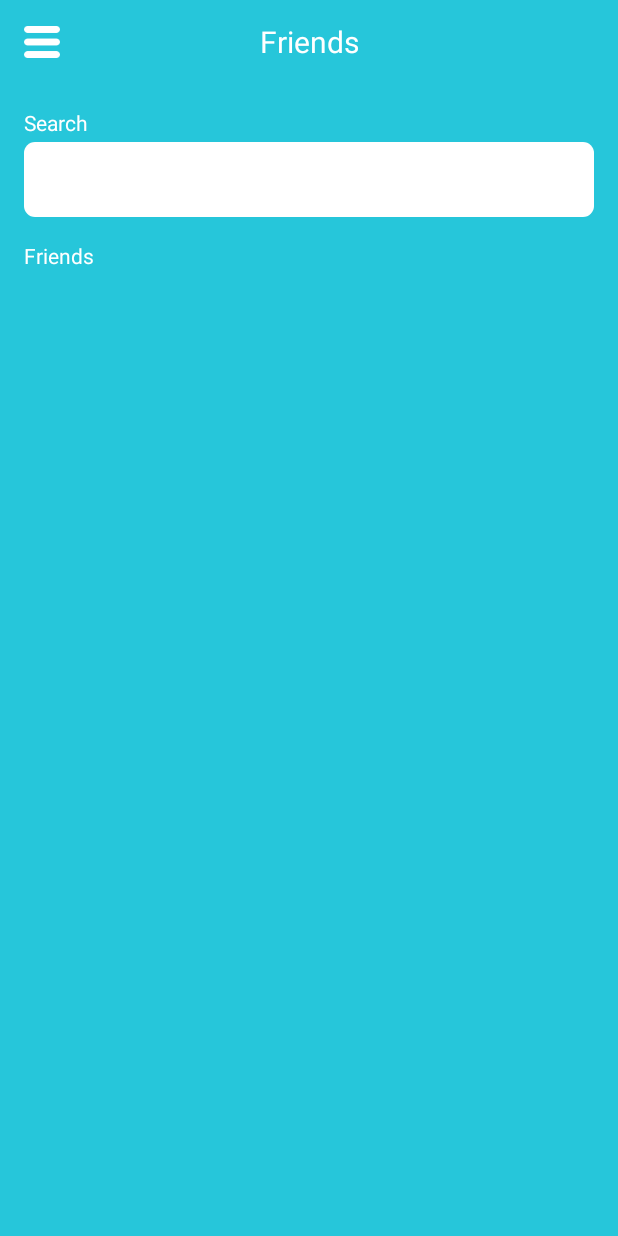
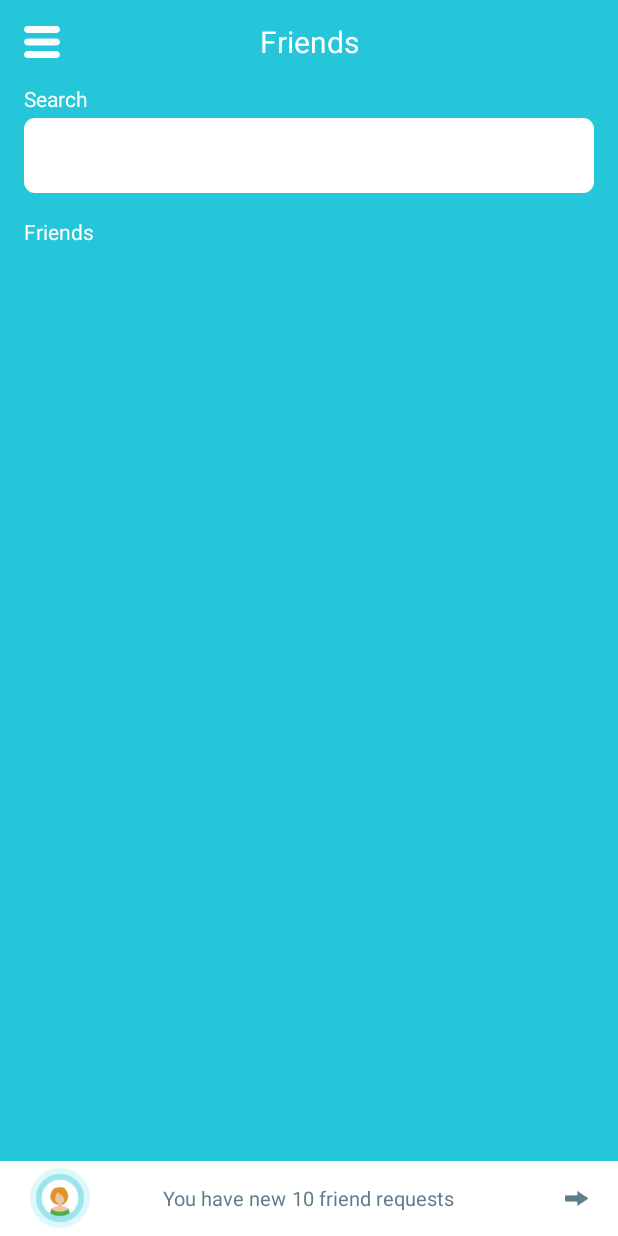
Before and after one commit to taveratch/joinpa-android, an Android app: the fragment FriendFragment shown on its own in the app's theme, on a phone screen of 412 x 824 dp. Run offline under Robolectric (Android 15) with nearby library versions, the light colour scheme and no system bars; our stand-ins replace ButterKnife; 5 statements that could not run were skipped.

Commit message:
[#119977243] Added bottom layout for notify when user has friend request

```diff
--- a/app/src/main/java/io/joinpa/joinpa/ui/fragments/FriendFragment.java
+++ b/app/src/main/java/io/joinpa/joinpa/ui/fragments/FriendFragment.java
@@ -9,6 +9,8 @@ import android.view.LayoutInflater;
 import android.view.View;
 import android.view.ViewGroup;
 import android.widget.EditText;
+import android.widget.FrameLayout;
+import android.widget.TextView;
 
 import java.util.ArrayList;
 import java.util.List;
@@ -34,6 +36,12 @@ public class FriendFragment extends ObservableFragment {
     @BindView(R.id.rv)
     RecyclerView rv;
 
+    @BindView(R.id.layout_friend_request)
+    FrameLayout layoutFriendRequest;
+
+    @BindView(R.id.tv_friend_request_count)
+    TextView tvFriendRequestCount;
+
     private App app;
     @Nullable
     @Override
@@ -47,6 +55,7 @@ public class FriendFragment extends ObservableFragment {
 
     public void initComponents() {
         List<Friend> friendList = app.getUser().getFriendList();
+        List<Friend> friendRequests = app.getUser().getFriendRequest();
         FriendListAdapter adapter = new FriendListAdapter(this.getContext(),friendList);
         rv.setLayoutManager(new LinearLayoutManager(this.getContext()));
         rv.setAdapter(adapter);
@@ -57,6 +66,8 @@ public class FriendFragment extends ObservableFragment {
                 notifyObservers();
             }
         });
+        if(friendRequests.size() == 0) layoutFriendRequest.setVisibility(View.GONE);
+        tvFriendRequestCount.setText(friendRequests.size()+"");
     }
 
 }
--- a/app/src/main/res/layout/friend_fragment_layout.xml
+++ b/app/src/main/res/layout/friend_fragment_layout.xml
@@ -1,5 +1,5 @@
 <?xml version="1.0" encoding="utf-8"?>
-<LinearLayout xmlns:android="http://schemas.android.com/apk/res/android"
+<RelativeLayout xmlns:android="http://schemas.android.com/apk/res/android"
     xmlns:app="http://schemas.android.com/apk/res-auto"
     android:orientation="vertical"
     android:layout_width="match_parent"
@@ -24,10 +24,11 @@
         android:layout_width="match_parent"
         android:layout_height="wrap_content"
         android:layout_gravity="center_horizontal"
+        android:weightSum="1"
+        android:layout_below="@+id/toolbar"
+        android:layout_centerHorizontal="true"
         android:layout_marginLeft="@dimen/activity_horizontal_margin"
-        android:layout_marginRight="@dimen/activity_horizontal_margin"
-        android:layout_marginTop="@dimen/activity_horizontal_margin"
-        android:weightSum="1">
+        android:layout_marginRight="@dimen/activity_horizontal_margin">
 
         <LinearLayout
             android:orientation="vertical"
@@ -75,4 +76,63 @@
         </LinearLayout>
     </LinearLayout>
 
-</LinearLayout>
+    <FrameLayout
+        android:layout_width="match_parent"
+        android:layout_height="@dimen/list_item_height"
+        android:layout_alignParentBottom="true"
+        android:layout_alignParentLeft="true"
+        android:layout_alignParentStart="true"
+        android:background="#FFF"
+        android:id="@+id/layout_friend_request">
+
+        <ImageView
+            android:layout_width="@dimen/avatar_size"
+            android:layout_height="@dimen/avatar_size"
+            android:id="@+id/imageView5"
+            android:layout_gravity="left|center_vertical"
+            android:src="@drawable/friend_request_icon"
+            android:layout_marginLeft="@dimen/sidebar_icon_margin" />
+
+        <ImageView
+            android:layout_width="@dimen/add_friend_plus_size"
+            android:layout_height="@dimen/add_friend_plus_size"
+            android:id="@+id/imageView6"
+            android:layout_gravity="right|center_vertical"
+            android:src="@drawable/right_arrow_blue_gray"
+            android:layout_marginRight="@dimen/sidebar_icon_margin" />
+
+        <LinearLayout
+            android:orientation="horizontal"
+            android:layout_width="wrap_content"
+            android:layout_height="match_parent"
+            android:layout_gravity="center"
+            android:gravity="center_vertical">
+
+            <TextView
+                android:layout_width="wrap_content"
+                android:layout_height="wrap_content"
+                android:text="You have new "
+                android:id="@+id/textView9"
+                android:layout_gravity="center"
+                android:textColor="@color/colorBlueGray"
+                android:textSize="@dimen/notification_subtext_size" />
+
+            <TextView
+                android:layout_width="wrap_content"
+                android:layout_height="wrap_content"
+                android:text="10"
+                android:id="@+id/tv_friend_request_count"
+                android:textColor="@color/colorBlueGray"
+                android:textSize="@dimen/notification_subtext_size" />
+
+            <TextView
+                android:layout_width="wrap_content"
+                android:layout_height="wrap_content"
+                android:text=" friend requests"
+                android:id="@+id/textView10"
+                android:textColor="@color/colorBlueGray"
+                android:textSize="@dimen/notification_subtext_size" />
+        </LinearLayout>
+    </FrameLayout>
+
+</RelativeLayout>
```
Also changed, not shown: app/src/main/res/drawable-xhdpi/friend_request_icon.png (added), app/src/main/res/drawable-xhdpi/right_arrow_blue_gray.png (added).
